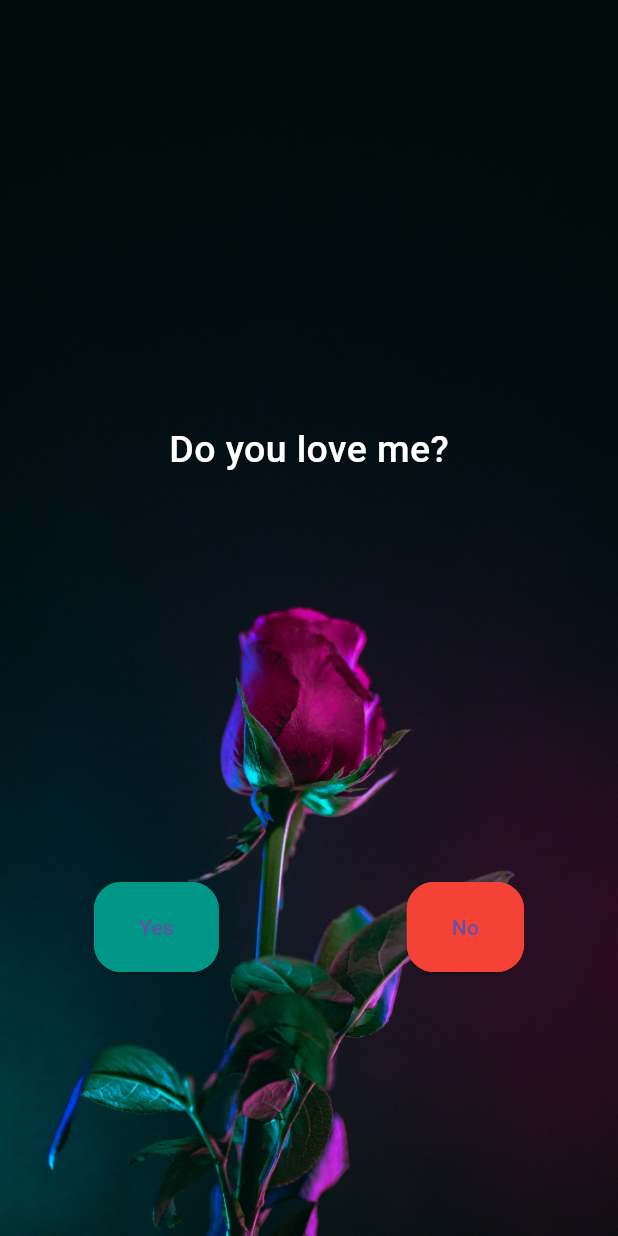
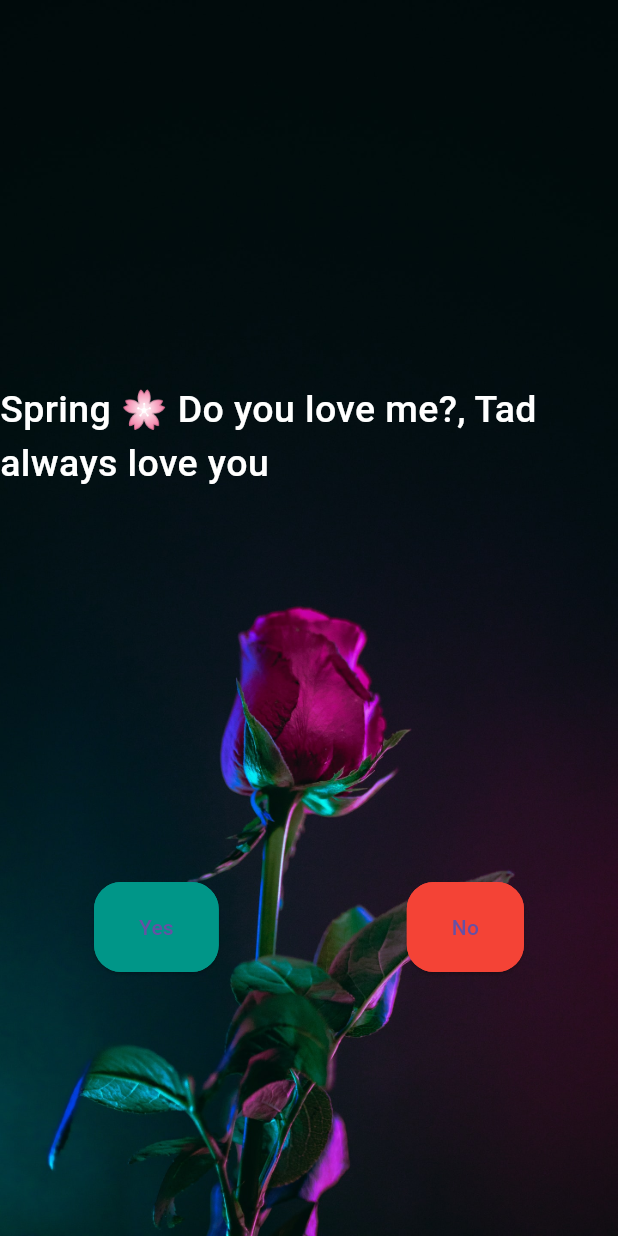
Before and after one commit to tduongtad1304/love_troll_games, a Flutter app: the screen it shows after launch, on a phone screen of 412 x 824 dp. Run offline on Flutter 3.47's test engine with Material 3 defaults, Android fonts, the phone set to English and light mode, and no system bars.

Commit message:
adjust title text

```diff
--- a/lib/pages/home_page.dart
+++ b/lib/pages/home_page.dart
@@ -37,7 +37,7 @@ class _HomePageState extends State<HomePage> {
                 const Expanded(
                   child: Align(
                     alignment: Alignment(0, 0.5),
-                    child: Text('Do you love me?',
+                    child: Text('Spring 🌸 Do you love me?, Tad always love you',
                         style: TextStyle(
                           fontSize: 25,
                           fontWeight: FontWeight.w500,
```
Also changed, not shown: pubspec.lock.
